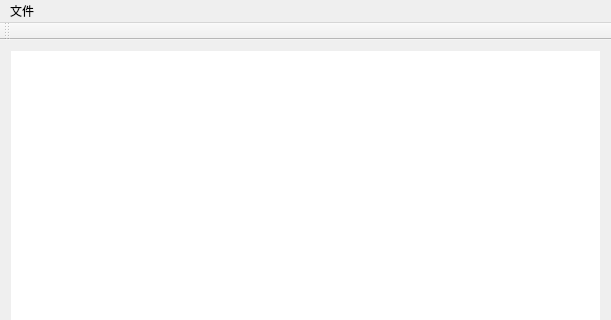
Old version of the form mainwindow/videoProcessing.ui in the repository Narthill/Image_processing; both pictures show x 0 to 611 and y 0 to 320 of the 611 by 531 pixel window.
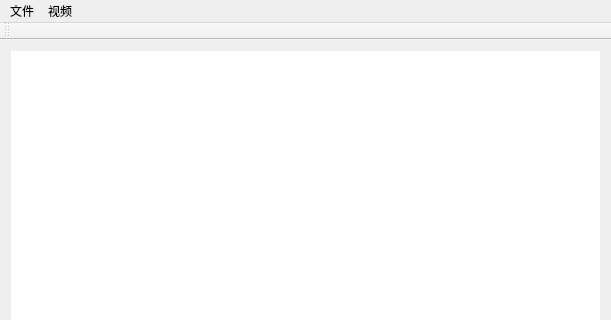
New version of the form.

Commit message: 视频另存为

Diff of the .ui file:
```diff
--- a/mainwindow/videoProcessing.ui
+++ b/mainwindow/videoProcessing.ui
@@ -100,8 +100,17 @@
      <string>文件</string>
     </property>
     <addaction name="actionopen"/>
+    <addaction name="separator"/>
+    <addaction name="actionsave"/>
+    <addaction name="actionsaveAs"/>
+   </widget>
+   <widget class="QMenu" name="menu_2">
+    <property name="title">
+     <string>视频</string>
+    </property>
    </widget>
    <addaction name="menu"/>
+   <addaction name="menu_2"/>
   </widget>
   <widget class="QToolBar" name="mainToolBar">
    <attribute name="toolBarArea">
```
Left out of the diff: 10 changed lines with no effect on the pictures. The commit also changes 10 other files.
